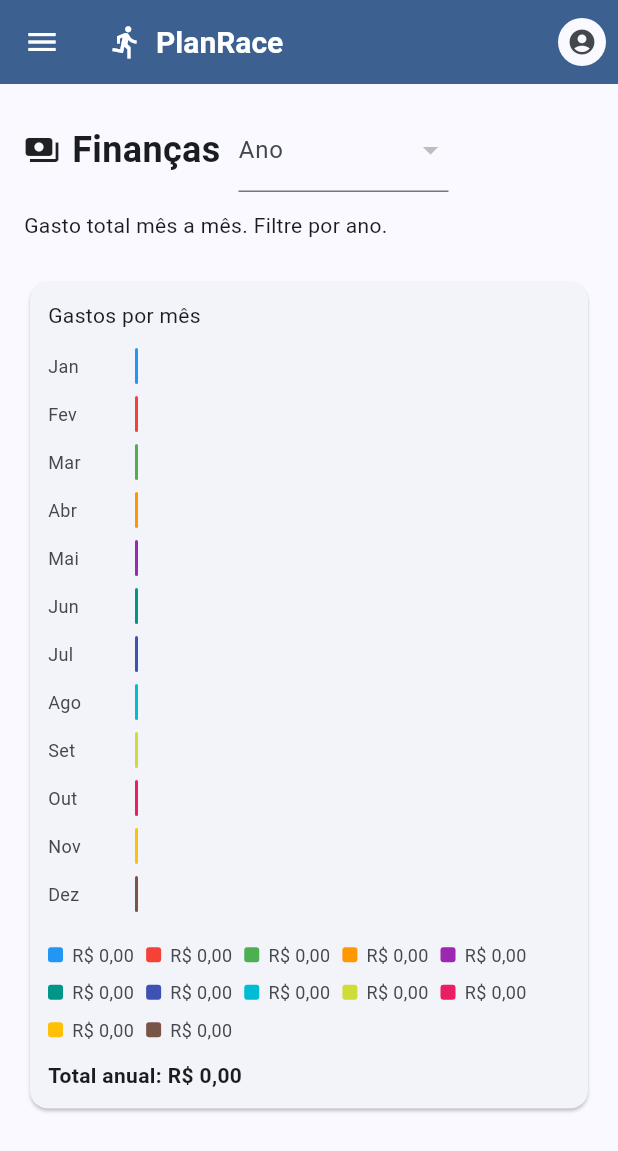
After one commit to adcdenis/gercorridas, a Flutter app: the FinancasPage screen opened by its route, on a phone screen of 412 x 824 dp. The commit adds this screen. Shown: the top 1151 px of the screen. Run offline on Flutter 3.47's test engine with Material 3 defaults, Android fonts, the phone set to English and light mode, and no system bars; our stand-ins replace drift, file_picker, flutter_riverpod, freezed_annotation, go_router, google_sign_in and 4 more; missing offline and left inert: dart:html, excel, googleapis; accounts and stored records are empty; generated files the repository leaves out were written again.

Commit message:
feat(finances): add finances page and restructure backup navigation
- Introduce new FinancasPage with monthly expense visualization
- Combine cloud and file backup into tabbed interface
- Update navigation to accommodate new finances section
- Bump app version to 1.2.0

```diff
--- a/lib/presentation/navigation/app_router.dart
+++ b/lib/presentation/navigation/app_router.dart
@@ -7,8 +7,8 @@ import '../pages/corrida_list_page.dart';
 import '../pages/reports_page.dart';
 import '../pages/statistics_page.dart';
 import '../pages/mapa_mental_page.dart';
-import '../pages/backup_page.dart';
-import '../pages/cloud_backup_page.dart';
+import '../pages/backup_tabs_page.dart';
+import '../pages/financas_page.dart';
 import '../widgets/app_shell.dart';
 
 class AppRouter {
@@ -67,12 +67,17 @@ class AppRouter {
           GoRoute(
             path: '/backup',
             name: 'backup',
-            pageBuilder: (context, state) => const MaterialPage(child: BackupPage()),
+            pageBuilder: (context, state) => const MaterialPage(child: BackupTabsPage(initialIndex: 1)),
           ),
           GoRoute(
             path: '/cloud-backup',
             name: 'cloud_backup',
-            pageBuilder: (context, state) => const MaterialPage(child: CloudBackupPage()),
+            pageBuilder: (context, state) => const MaterialPage(child: BackupTabsPage(initialIndex: 0)),
+          ),
+          GoRoute(
+            path: '/financas',
+            name: 'financas',
+            pageBuilder: (context, state) => const MaterialPage(child: FinancasPage()),
           ),
         ],
       ),
--- /dev/null
+++ b/lib/presentation/pages/backup_tabs_page.dart
@@ -0,0 +1,42 @@
+import 'package:flutter/material.dart';
+import 'package:flutter_riverpod/flutter_riverpod.dart';
+import 'backup_page.dart';
+import 'cloud_backup_page.dart';
+
+class BackupTabsPage extends ConsumerStatefulWidget {
+  final int initialIndex; // 0: Nuvem, 1: Arquivo
+  const BackupTabsPage({super.key, this.initialIndex = 0});
+
+  @override
+  ConsumerState<BackupTabsPage> createState() => _BackupTabsPageState();
+}
+
+class _BackupTabsPageState extends ConsumerState<BackupTabsPage> {
+  @override
+  Widget build(BuildContext context) {
+    return DefaultTabController(
+      length: 2,
+      initialIndex: widget.initialIndex.clamp(0, 1),
+      child: Column(
+        crossAxisAlignment: CrossAxisAlignment.start,
+        children: const [
+          TabBar(
+            isScrollable: false,
+            tabs: [
+              Tab(text: 'Backup na Nuvem', icon: Icon(Icons.cloud_outlined)),
+              Tab(text: 'Backup Arquivo', icon: Icon(Icons.sync_alt)),
+            ],
+          ),
+          Expanded(
+            child: TabBarView(
+              children: [
+                CloudBackupPage(),
+                BackupPage(),
+              ],
+            ),
+          ),
+        ],
+      ),
+    );
+  }
+}
--- /dev/null
+++ b/lib/presentation/pages/financas_page.dart
@@ -0,0 +1,177 @@
+import 'package:flutter/material.dart';
+import 'package:flutter_riverpod/flutter_riverpod.dart';
+import 'package:intl/intl.dart';
+import 'package:gercorridas/state/providers.dart';
+import 'package:gercorridas/data/models/counter.dart' as model;
+
+class FinancasPage extends ConsumerStatefulWidget {
+  const FinancasPage({super.key});
+
+  @override
+  ConsumerState<FinancasPage> createState() => _FinancasPageState();
+}
+
+class _FinancasPageState extends ConsumerState<FinancasPage> {
+  late int _year;
+
+  @override
+  void initState() {
+    super.initState();
+    _year = DateTime.now().year;
+  }
+
+  List<double> _monthlyTotals(List<model.Counter> counters) {
+    final statuses = {'inscrito', 'concluida', 'nao_pude_ir'};
+    final totals = List<double>.filled(12, 0);
+    for (final c in counters) {
+      if (c.price == null) continue;
+      if (!statuses.contains(c.status)) continue;
+      final d = c.eventDate;
+      if (d.year != _year) continue;
+      totals[d.month - 1] += c.price!;
+    }
+    return totals;
+  }
+
+  @override
+  Widget build(BuildContext context) {
+    final countersAsync = ref.watch(corridasProvider);
+    final cs = Theme.of(context).colorScheme;
+    final currency = NumberFormat.simpleCurrency(locale: 'pt_BR');
+    final monthLabels = const ['Jan','Fev','Mar','Abr','Mai','Jun','Jul','Ago','Set','Out','Nov','Dez'];
+    final monthColors = const [
+      Colors.blue,
+      Colors.red,
+      Colors.green,
+      Colors.orange,
+      Colors.purple,
+      Colors.teal,
+      Colors.indigo,
+      Colors.cyan,
+      Colors.lime,
+      Colors.pink,
+      Colors.amber,
+      Colors.brown,
+    ];
+
+    return SingleChildScrollView(
+      padding: const EdgeInsets.all(16.0),
+      child: Column(
+        crossAxisAlignment: CrossAxisAlignment.start,
+        children: [
+          Row(children: [
+            const Icon(Icons.payments),
+            const SizedBox(width: 8),
+            const Text('Finanças', style: TextStyle(fontSize: 24, fontWeight: FontWeight.w600)),
+            const SizedBox(width: 12),
+            SizedBox(
+              width: 140,
+              child: DropdownButtonFormField<int>(
+                value: countersAsync.maybeWhen(
+                  data: (list) {
+                    final years = list.map((c) => c.eventDate.year).toSet().toList()..sort((a,b) => b.compareTo(a));
+                    final selected = years.contains(_year) ? _year : (years.isNotEmpty ? years.first : _year);
+                    return selected;
+                  },
+                  orElse: () => _year,
+                ),
+                items: countersAsync.maybeWhen(
+                  data: (list) {
+                    final years = list.map((c) => c.eventDate.year).toSet().toList()..sort((a,b) => b.compareTo(a));
+                    return years.map((y) => DropdownMenuItem(value: y, child: Text(y.toString()))).toList();
+                  },
+                  orElse: () => [DropdownMenuItem(value: _year, child: Text(_year.toString()))],
+                ),
+                onChanged: (y) => setState(() => _year = y ?? _year),
+                decoration: const InputDecoration(labelText: 'Ano'),
+              ),
+            ),
+          ]),
+          const SizedBox(height: 12),
+          const Text('Gasto total mês a mês. Filtre por ano.'),
+          const SizedBox(height: 12),
+          const SizedBox(height: 12),
+          countersAsync.when(
+            loading: () => const Center(child: CircularProgressIndicator()),
+            error: (e, st) => Center(child: Text('Erro ao carregar: $e')),
+            data: (counters) {
+              final totals = _monthlyTotals(counters);
+              final maxVal = totals.fold<double>(0, (p, v) => v > p ? v : p);
+              final annual = totals.fold<double>(0, (p, v) => p + v);
+
+
+              return Card(
+                child: Padding(
+                  padding: const EdgeInsets.all(12.0),
+                  child: Column(
+                    crossAxisAlignment: CrossAxisAlignment.start,
+                    children: [
+                      const Row(
+                        children: [
+                          Text('Gastos por mês'),
+                        ],
+                      ),
+                      const SizedBox(height: 12),
+                      LayoutBuilder(builder: (context, constraints) {
+                        final labelWidth = 50.0;
+                        final spacing = 8.0;
+                        final maxBarWidth = constraints.maxWidth - labelWidth - spacing;
+                        const barHeight = 24.0;
+                        return Column(
+                          children: [
+                            for (int i = 0; i < 12; i++) ...[
+                              Row(
+                                children: [
+                                  SizedBox(
+                                    width: labelWidth,
+                                    child: Text(monthLabels[i], style: TextStyle(fontSize: 12, color: cs.onSurfaceVariant)),
+                                  ),
+                                  const SizedBox(width: 8),
+                                  Container(
+                                    width: maxVal > 0 ? (totals[i] / maxVal) * maxBarWidth : 2,
+                                    height: barHeight,
+                                    decoration: BoxDecoration(
+                                      color: monthColors[i],
+                                      borderRadius: BorderRadius.circular(6),
+                                    ),
+                                  ),
+                                ],
+                              ),
+                              const SizedBox(height: 8),
+                            ],
+                          ],
+                        );
+                      }),
+                      const SizedBox(height: 12),
+                      Wrap(
+                        spacing: 8,
+                        runSpacing: 8,
+                        children: [
+                          for (int i = 0; i < 12; i++)
+                            Row(
+                              mainAxisSize: MainAxisSize.min,
+                              children: [
+                                Container(
+                                  width: 10,
+                                  height: 10,
+                                  decoration: BoxDecoration(color: monthColors[i], borderRadius: BorderRadius.circular(2)),
+                                ),
+                                const SizedBox(width: 6),
+                                Text(currency.format(totals[i]), style: TextStyle(fontSize: 12, color: cs.onSurfaceVariant)),
+                              ],
+                            ),
+                        ],
+                      ),
+                      const SizedBox(height: 12),
+                      Text('Total anual: ${currency.format(annual)}', style: const TextStyle(fontWeight: FontWeight.w600)),
+                    ],
+                  ),
+                ),
+              );
+            },
+          ),
+        ],
+      ),
+    );
+  }
+}
--- a/lib/presentation/widgets/app_shell.dart
+++ b/lib/presentation/widgets/app_shell.dart
@@ -107,7 +107,7 @@ class AppShell extends ConsumerWidget {
                   NavigationRailDestination(icon: Icon(Icons.account_tree_outlined), selectedIcon: Icon(Icons.account_tree), label: Text('Mapa Mental')),
                   NavigationRailDestination(icon: Icon(Icons.assignment_outlined), selectedIcon: Icon(Icons.assignment), label: Text('Relatórios')),
                   NavigationRailDestination(icon: Icon(Icons.sync_alt), selectedIcon: Icon(Icons.sync), label: Text('Backup')),
-                  NavigationRailDestination(icon: Icon(Icons.cloud_outlined), selectedIcon: Icon(Icons.cloud), label: Text('Backup na Nuvem')),
+                  NavigationRailDestination(icon: Icon(Icons.payments), selectedIcon: Icon(Icons.payments), label: Text('Finanças')),
                 ],
               ),
               const VerticalDivider(width: 1),
@@ -137,8 +137,9 @@ class AppShell extends ConsumerWidget {
     if (location.startsWith('/mapa-mental')) return 3;
     if (location.startsWith('/reports')) return 4;
     if (location.startsWith('/backup')) return 5;
-    if (location.startsWith('/cloud-backup')) return 6;
-    return 0; // dashboard default
+    if (location.startsWith('/cloud-backup')) return 5;
+    if (location.startsWith('/financas')) return 6;
+    return 0;
   }
 
   void _goToIndex(BuildContext context, int index) {
@@ -162,7 +163,7 @@ class AppShell extends ConsumerWidget {
         context.go('/backup');
         break;
       case 6:
-        context.go('/cloud-backup');
+        context.go('/financas');
         break;
     }
   }
@@ -249,6 +250,17 @@ class _AppDrawer extends StatelessWidget {
             },
           ),
           ListTile(
+            leading: const Icon(Icons.payments),
+            title: const Text('Finanças'),
+            selected: selectedIndex == 6,
+            selectedTileColor: cs.secondaryContainer,
+            shape: RoundedRectangleBorder(borderRadius: BorderRadius.circular(12)),
+            onTap: () {
+              Scaffold.maybeOf(context)?.closeDrawer();
+              onNavigateIndex(6);
+            },
+          ),
+          ListTile(
             leading: const Icon(Icons.sync_alt),
             title: const Text('Backup'),
             selected: selectedIndex == 5,
@@ -257,17 +269,6 @@ class _AppDrawer extends StatelessWidget {
             onTap: () {
               Scaffold.maybeOf(context)?.closeDrawer();
               onNavigateIndex(5);
-            },
-          ),
-          ListTile(
-            leading: const Icon(Icons.cloud_outlined),
-            title: const Text('Backup na Nuvem'),
-            selected: selectedIndex == 6,
-            selectedTileColor: cs.secondaryContainer,
-            shape: RoundedRectangleBorder(borderRadius: BorderRadius.circular(12)),
-            onTap: () {
-              Scaffold.maybeOf(context)?.closeDrawer();
-              onNavigateIndex(6);
             },
           ),
             const Divider(height: 1),
--- a/pubspec.yaml
+++ b/pubspec.yaml
@@ -16,7 +16,7 @@ publish_to: 'none' # Remove this line if you wish to publish to pub.dev
 # https://developer.apple.com/library/archive/documentation/General/Reference/InfoPlistKeyReference/Articles/CoreFoundationKeys.html
 # In Windows, build-name is used as the major, minor, and patch parts
 # of the product and file versions while build-number is used as the build suffix.
-version: 1.1.0+1
+version: 1.2.0+1
 
 environment:
   sdk: ^3.8.1
```
